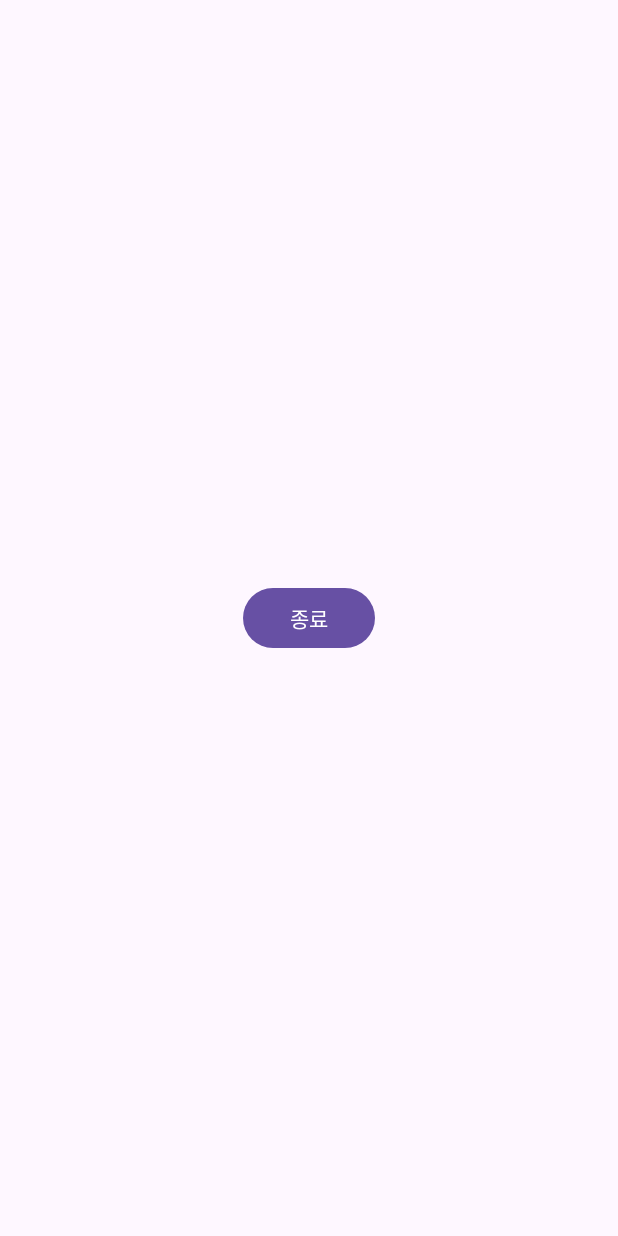
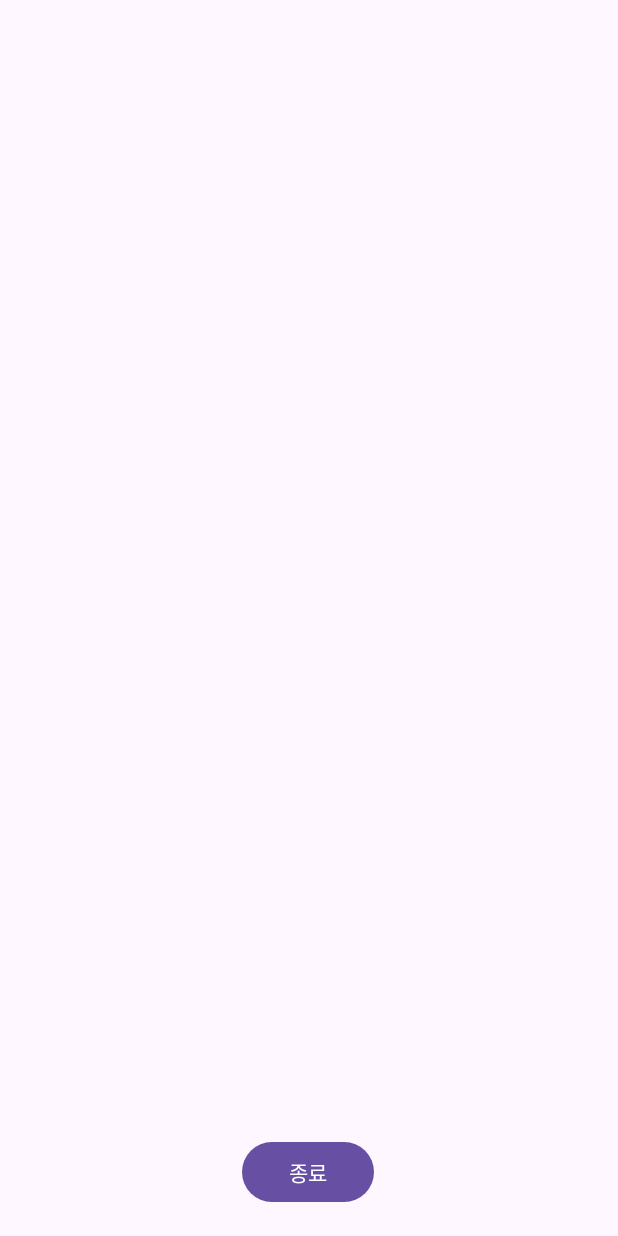
Before and after one commit to jamjamzo/TFLite_test, an Android app: the screen it shows after launch (MyActivity), after a tap on "액티비티 실행", on a phone screen of 412 x 824 dp. Run offline under Robolectric (Android 15) with nearby library versions, the phone set to English and light mode, and no system bars.

```diff
--- a/app/build.gradle
+++ b/app/build.gradle
@@ -33,6 +33,7 @@ dependencies {
     implementation 'androidx.appcompat:appcompat:1.6.1'
     implementation 'com.google.android.material:material:1.5.0'
     implementation 'androidx.constraintlayout:constraintlayout:2.1.4'
+    implementation 'com.github.divyanshub024:AndroidDraw:v0.1' //cranberryai
     testImplementation 'junit:junit:4.13.2'
     androidTestImplementation 'androidx.test.ext:junit:1.1.5'
     androidTestImplementation 'androidx.test.espresso:espresso-core:3.5.1'
--- a/app/src/main/AndroidManifest.xml
+++ b/app/src/main/AndroidManifest.xml
@@ -13,6 +13,9 @@
         android:theme="@style/Theme.TFLite_test"
         tools:targetApi="31">
         <activity
+            android:name=".DrawActivity"
+            android:exported="false" />
+        <activity
             android:name=".MyActivity"
             android:exported="false" />
         <activity
--- a/app/src/main/java/com/example/tflite_test/MainActivity.java
+++ b/app/src/main/java/com/example/tflite_test/MainActivity.java
@@ -1,6 +1,7 @@
 package com.example.tflite_test;
 
 import androidx.appcompat.app.AppCompatActivity;
+import androidx.recyclerview.widget.RecyclerView;
 
 import android.content.Intent;
 import android.os.Bundle;
@@ -67,23 +68,24 @@ public class MainActivity extends AppCompatActivity {
             }
         });
 
-//        Button drawSampleBtn = findViewById(R.id.draw_sample_Btn);
-//        drawSampleBtn.setOnClickListener(new View.OnClickListener() {
-//            @Override
-//            public void onClick(View v) {
-//                Intent i = new Intent(MainActivity.this, DrawingActivity.class);
-//                startActivity(i);
-//            }
-//        });
-//
-//        Button drawBtn = findViewById(R.id.draw_Btn);
-//        drawBtn.setOnClickListener(new View.OnClickListener() {
-//            @Override
-//            public void onClick(View v) {
-//                Intent i = new Intent(MainActivity.this, DrawActivity.class);
-//                startActivity(i);
-//            }
-//        });
+        Button drawSampleBtn = findViewById(R.id.draw_sample_Btn);
+        drawSampleBtn.setOnClickListener(new View.OnClickListener() {
+            @Override
+            public void onClick(View v) {
+                Intent i = new Intent(MainActivity.this, DrawActivity.class);
+                startActivity(i);
+            }
+        });
+
+        Button drawBtn = findViewById(R.id.draw_Btn);
+        drawBtn.setOnClickListener(new View.OnClickListener() {
+            @Override
+            public void onClick(View v) {
+                Intent i = new Intent(MainActivity.this, DrawActivity.class);
+                startActivity(i);
+            }
+        });
+
 
     }
 }
--- a/app/src/main/res/layout/activity_my.xml
+++ b/app/src/main/res/layout/activity_my.xml
@@ -14,7 +14,9 @@
         android:text="종료"
         app:layout_constraintBottom_toBottomOf="parent"
         app:layout_constraintEnd_toEndOf="parent"
+        app:layout_constraintHorizontal_bias="0.498"
         app:layout_constraintStart_toStartOf="parent"
-        app:layout_constraintTop_toTopOf="parent" />
+        app:layout_constraintTop_toTopOf="parent"
+        app:layout_constraintVertical_bias="0.976" />
 
 </androidx.constraintlayout.widget.ConstraintLayout>
--- a/build.gradle
+++ b/build.gradle
@@ -3,3 +3,7 @@ plugins {
     id 'com.android.application' version '8.0.2' apply false
     id 'com.android.library' version '8.0.2' apply false
 }
+
+task clean(type: Delete) {
+    delete rootProject.buildDir
+}
--- a/settings.gradle
+++ b/settings.gradle
@@ -10,6 +10,8 @@ dependencyResolutionManagement {
     repositories {
         google()
         mavenCentral()
+        jcenter() // Warning: this repository is going to shut down soon
+        maven { url 'https://jitpack.io' } //cranberryai
     }
 }
 rootProject.name = "TFLite_test"
```
Also changed, not shown: app/src/main/java/com/example/tflite_test/DrawActivity.java (added, +18 -0 lines), app/src/main/res/layout/activity_draw.xml (added, +16 -0 lines).
